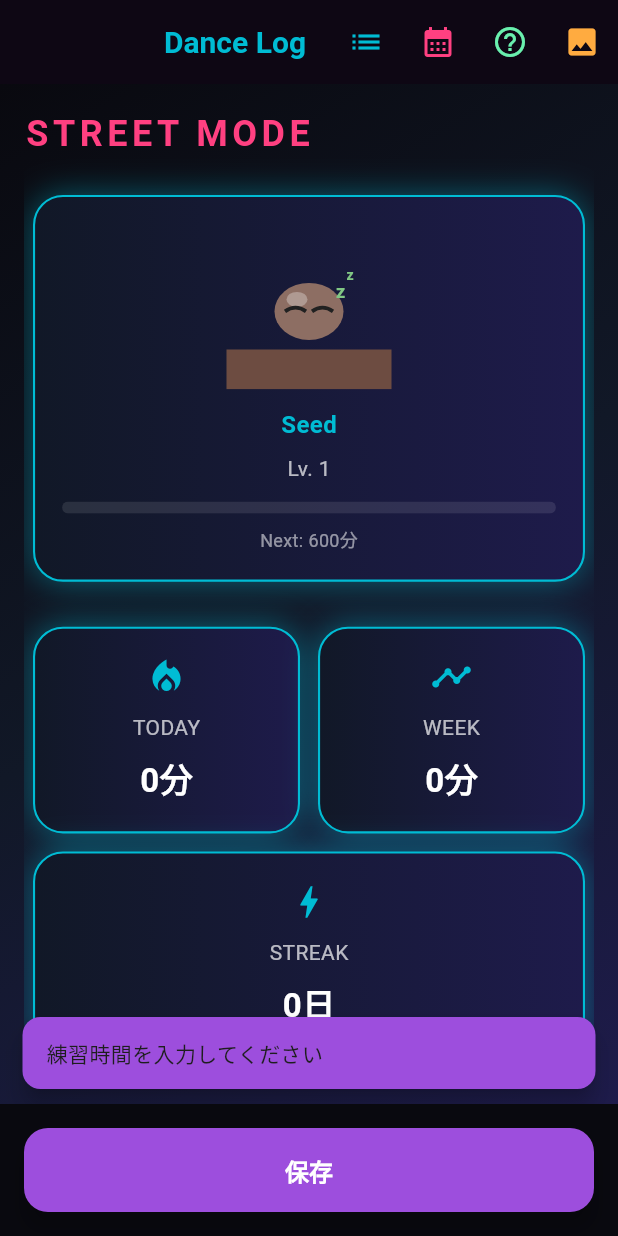
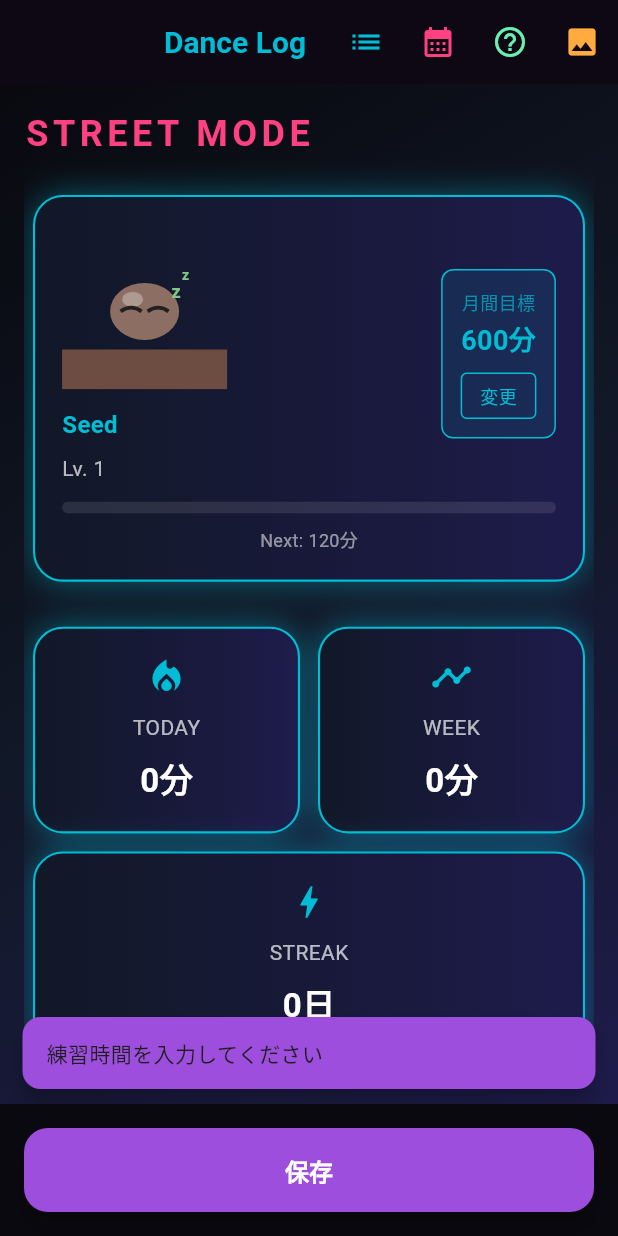
Before and after one commit to columbus0370/dance_app, a Flutter app: the screen it shows after launch, after a tap on "保存", on a phone screen of 412 x 824 dp. Run offline on Flutter 3.47's test engine with Material 3 defaults, Android fonts, the phone set to English and light mode, and no system bars; our stand-ins replace file_picker, flutter_riverpod, hive, hive_flutter, table_calendar, web; missing offline and left inert: dart:js_interop; accounts and stored records are empty.

Commit message:
Add monthly goal-setting feature with dynamic level thresholds
- Add monthlyGoal field to PlantAvatar model with HiveField(5), default 600 minutes
- Implement calculateLevelThresholds() to dynamically divide monthlyGoal into 6 equal levels
- Add setMonthlyGoal() method in PlantAvatarNotifier with 100-minute minimum validation
- Preserve monthlyGoal across monthly resets and exp updates
- Add goal-setting dialog UI on PlantDisplayWidget with change button
- Display current monthly goal in sidebar panel with cyan styling
- Fix bug referencing non-existent PlantAvatar.levelThresholds static property
- Users can set custom monthly goals via dialog with validation feedback

https://claude.ai/code/session_01UokW2q3mEPoXtRxA7vn6Ky

```diff
--- a/lib/plant_avatar.dart
+++ b/lib/plant_avatar.dart
@@ -19,19 +19,24 @@ class PlantAvatar extends HiveObject {
   @HiveField(4)
   int year = 0;
 
+  @HiveField(5)
+  int monthlyGoal = 600;
+
   PlantAvatar({
     int exp = 0,
     int level = 0,
     DateTime? createdAt,
     int? month,
     int? year,
+    int monthlyGoal = 600,
   })  : currentExp = exp,
         level = level,
         createdAt = createdAt ?? DateTime.now(),
         month = month ?? DateTime.now().month,
-        year = year ?? DateTime.now().year;
+        year = year ?? DateTime.now().year,
+        monthlyGoal = monthlyGoal;
 
-  static const List<int> levelThresholds = [
+  static const List<int> defaultLevelThresholds = [
     0,
     600,
     1200,
@@ -58,9 +63,30 @@ class PlantAvatar extends HiveObject {
     'Full Bloom',
   ];
 
+  /// 月の目標分数に基づいて、動的なレベルしきい値を計算
+  List<int> calculateLevelThresholds() {
+    const int numLevels = 6;
+    final int goalPerLevel = monthlyGoal ~/ (numLevels - 1);
+
+    return [
+      0,
+      goalPerLevel,
+      goalPerLevel * 2,
+      goalPerLevel * 3,
+      goalPerLevel * 4,
+      goalPerLevel * 5,
+    ];
+  }
+
+  /// 現在のレベルしきい値を取得
+  List<int> getLevelThresholds() {
+    return calculateLevelThresholds();
+  }
+
   int getLevel(int exp) {
-    for (int i = levelThresholds.length - 1; i >= 0; i--) {
-      if (exp >= levelThresholds[i]) {
+    final thresholds = getLevelThresholds();
+    for (int i = thresholds.length - 1; i >= 0; i--) {
+      if (exp >= thresholds[i]) {
         return i;
       }
     }
@@ -69,23 +95,25 @@ class PlantAvatar extends HiveObject {
 
   int getMinutesUntilNextLevel(int exp) {
     int currentLevel = getLevel(exp);
-    if (currentLevel >= levelThresholds.length - 1) {
+    final thresholds = getLevelThresholds();
+    if (currentLevel >= thresholds.length - 1) {
       return 0;
     }
 
-    int nextThreshold = levelThresholds[currentLevel + 1];
+    int nextThreshold = thresholds[currentLevel + 1];
     int minutesNeeded = nextThreshold - exp;
     return minutesNeeded > 0 ? minutesNeeded : 0;
   }
 
   double getProgressToNextLevel(int exp) {
     int currentLevel = getLevel(exp);
-    if (currentLevel >= levelThresholds.length - 1) {
+    final thresholds = getLevelThresholds();
+    if (currentLevel >= thresholds.length - 1) {
       return 1.0;
     }
 
-    int currentThreshold = levelThresholds[currentLevel];
-    int nextThreshold = levelThresholds[currentLevel + 1];
+    int currentThreshold = thresholds[currentLevel];
+    int nextThreshold = thresholds[currentLevel + 1];
     int expInLevel = exp - currentThreshold;
     int expForLevel = nextThreshold - currentThreshold;
 
--- a/lib/widgets/plant_display_widget.dart
+++ b/lib/widgets/plant_display_widget.dart
@@ -7,23 +7,71 @@ import 'plant_monster_widget.dart';
 class PlantDisplayWidget extends ConsumerWidget {
   const PlantDisplayWidget({super.key});
 
+  void _showGoalSettingDialog(
+      BuildContext context, WidgetRef ref, int currentGoal) {
+    final TextEditingController controller =
+        TextEditingController(text: currentGoal.toString());
+
+    showDialog(
+      context: context,
+      builder: (BuildContext context) {
+        return AlertDialog(
+          title: const Text('月間目標分数を設定'),
+          content: TextField(
+            controller: controller,
+            keyboardType: TextInputType.number,
+            decoration: const InputDecoration(
+              labelText: '月間目標 (100分以上)',
+              hintText: '例: 600',
+            ),
+          ),
+          actions: [
+            TextButton(
+              onPressed: () {
+                Navigator.of(context).pop();
+              },
+              child: const Text('キャンセル'),
+            ),
+            TextButton(
+              onPressed: () {
+                final newGoal = int.tryParse(controller.text);
+                if (newGoal != null && newGoal >= 100) {
+                  ref
+                      .read(plantAvatarProvider.notifier)
+                      .setMonthlyGoal(newGoal);
+                  Navigator.of(context).pop();
+                  ScaffoldMessenger.of(context).showSnackBar(
+                    SnackBar(content: Text('目標を${newGoal}分に設定しました')),
+                  );
+                } else {
+                  ScaffoldMessenger.of(context).showSnackBar(
+                    const SnackBar(content: Text('100分以上を入力してください')),
+                  );
+                }
+              },
+              child: const Text('設定'),
+            ),
+          ],
+        );
+      },
+    );
+    controller.dispose();
+  }
+
   @override
   Widget build(BuildContext context, WidgetRef ref) {
     final plant = ref.watch(plantAvatarProvider);
 
-    final currentLevel =
-        plant.getLevel(plant.currentExp);
+    final currentLevel = plant.getLevel(plant.currentExp);
+    final thresholds = plant.getLevelThresholds();
     final nextLevelMinutes =
-        plant.getMinutesUntilNextLevel(
-            plant.currentExp);
-    final progress = plant.getProgressToNextLevel(
-        plant.currentExp);
+        plant.getMinutesUntilNextLevel(plant.currentExp);
+    final progress = plant.getProgressToNextLevel(plant.currentExp);
 
     return Container(
       margin: const EdgeInsets.all(6),
       decoration: BoxDecoration(
-        borderRadius:
-            BorderRadius.circular(20),
+        borderRadius: BorderRadius.circular(20),
         gradient: const LinearGradient(
           colors: [
             Color(0xFF111827),
@@ -32,8 +80,7 @@ class PlantDisplayWidget extends ConsumerWidget {
         ),
         boxShadow: [
           BoxShadow(
-            color:
-                Colors.cyan.withOpacity(0.45),
+            color: Colors.cyan.withOpacity(0.45),
             blurRadius: 18,
           )
         ],
@@ -46,6 +93,13 @@ class PlantDisplayWidget extends ConsumerWidget {
         padding: const EdgeInsets.all(18),
         child: Column(
           mainAxisSize: MainAxisSize.min,
+          children: [
+            Row(
+              mainAxisAlignment: MainAxisAlignment.spaceBetween,
+              children: [
+                Expanded(
+                  child: Column(
+                    crossAxisAlignment: CrossAxisAlignment.start,
                     children: [
                       PlantMonsterWidget(
                         level: currentLevel,
@@ -68,25 +122,84 @@ class PlantDisplayWidget extends ConsumerWidget {
                           fontSize: 14,
                         ),
                       ),
+                    ],
+                  ),
+                ),
+                Column(
+                  children: [
+                    Container(
+                      padding: const EdgeInsets.all(12),
+                      decoration: BoxDecoration(
+                        border: Border.all(
+                          color: Colors.cyan,
+                          width: 1,
+                        ),
+                        borderRadius: BorderRadius.circular(8),
+                        color: Colors.cyan.withOpacity(0.1),
+                      ),
+                      child: Column(
+                        children: [
+                          Text(
+                            '月間目標',
+                            style: TextStyle(
+                              color: Colors.cyan.withOpacity(0.7),
+                              fontSize: 12,
+                            ),
+                          ),
+                          const SizedBox(height: 4),
+                          Text(
+                            '${plant.monthlyGoal}分',
+                            style: const TextStyle(
+                              color: Colors.cyan,
+                              fontSize: 18,
+                              fontWeight: FontWeight.bold,
+                            ),
+                          ),
+                          const SizedBox(height: 8),
+                          GestureDetector(
+                            onTap: () => _showGoalSettingDialog(
+                                context, ref, plant.monthlyGoal),
+                            child: Container(
+                              padding: const EdgeInsets.symmetric(
+                                horizontal: 12,
+                                vertical: 6,
+                              ),
+                              decoration: BoxDecoration(
+                                border: Border.all(
+                                  color: Colors.cyan,
+                                  width: 1,
+                                ),
+                                borderRadius: BorderRadius.circular(4),
+                              ),
+                              child: const Text(
+                                '変更',
+                                style: TextStyle(
+                                  color: Colors.cyan,
+                                  fontSize: 12,
+                                ),
+                              ),
+                            ),
+                          ),
+                        ],
+                      ),
+                    ),
+                  ],
+                ),
+              ],
+            ),
             const SizedBox(height: 12),
             ClipRRect(
-              borderRadius:
-                  BorderRadius.circular(8),
+              borderRadius: BorderRadius.circular(8),
               child: LinearProgressIndicator(
                 value: progress,
                 minHeight: 8,
-                backgroundColor:
-                    Colors.white10,
+                backgroundColor: Colors.white10,
                 valueColor:
-                    const AlwaysStoppedAnimation<
-                        Color>(Colors.cyan),
+                    const AlwaysStoppedAnimation<Color>(Colors.cyan),
               ),
             ),
             const SizedBox(height: 8),
-            if (currentLevel <
-                PlantAvatar
-                    .levelThresholds.length -
-                    1)
+            if (currentLevel < thresholds.length - 1)
               Text(
                 'Next: ${nextLevelMinutes}分',
                 style: const TextStyle(
```
Also changed, not shown: lib/provider/plant_avatar_provider.dart (+28 -0 lines). Lines whose indentation alone changed are shown as unchanged.
